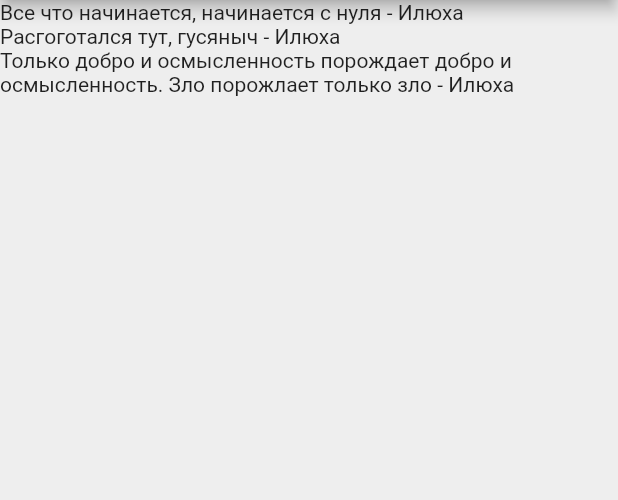
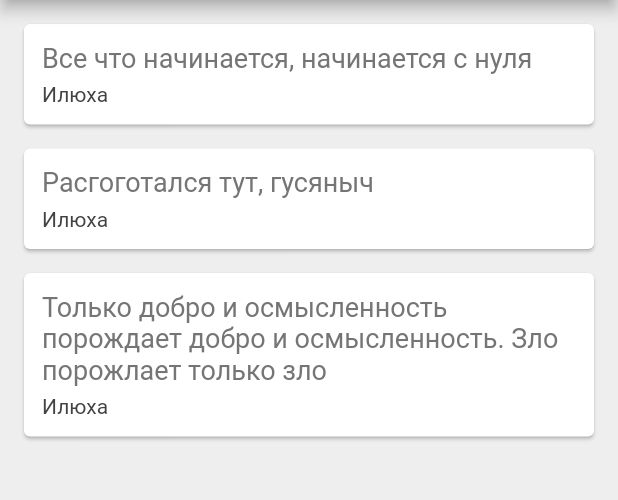
Before and after one commit to agfy/quotes, a Flutter app: the screen it shows after launch, on a phone screen of 412 x 824 dp, the part 84-584 px from its top. Run offline on Flutter 3.47's test engine with Material 2 defaults, Android fonts, the phone set to English and light mode, and no system bars.

Commit message:
added Card

```diff
--- a/lib/main.dart
+++ b/lib/main.dart
@@ -20,6 +20,35 @@ class _QuotesState extends State<QuoteList> {
     Quote(text: 'Только добро и осмысленность порождает добро и осмысленность. Зло порожлает только зло', author: 'Илюха'),
   ];
 
+  Widget quoteTemplate(quote) {
+    return Card(
+      margin: EdgeInsets.fromLTRB(16.0, 16.0, 16.0, 0.0),
+      child: Padding(
+        padding: const EdgeInsets.all(12.0),
+        child: Column(
+          crossAxisAlignment: CrossAxisAlignment.stretch,
+          children: <Widget>[
+            Text(
+              quote.text,
+              style: TextStyle(
+                fontSize: 18.0,
+                color: Colors.grey[600],
+              ),
+            ),
+            SizedBox(height: 6.0),
+            Text(
+              quote.author,
+              style: TextStyle(
+                fontSize: 14.0,
+                color: Colors.grey[800],
+              ),
+            )
+          ],
+        ),
+      ),
+    );
+  }
+
   @override
   Widget build(BuildContext context) {
     return Scaffold(
@@ -32,7 +61,7 @@ class _QuotesState extends State<QuoteList> {
         backgroundColor: Colors.redAccent,
       ),
       body: Column(
-        children: quotes.map((quote) => Text('${quote.text} - ${quote.author}')).toList(),
+        children: quotes.map((quote) => quoteTemplate(quote)).toList(),
         crossAxisAlignment: CrossAxisAlignment.start,
       )
     );
```
